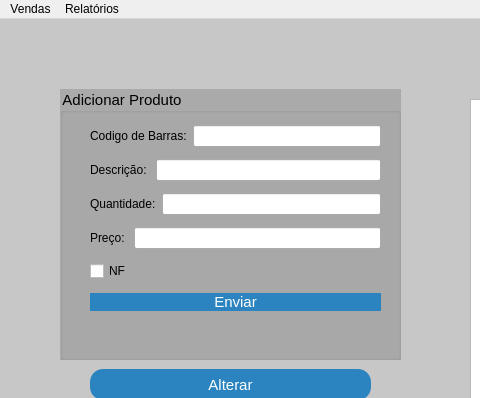
This is mainwindow.ui in GabR36/QEstoqueLoja as Qt 5 draws it before an edit; both pictures show x 0 to 480 and y 0 to 398 of the 1200 by 643 pixel window. The edited form follows.
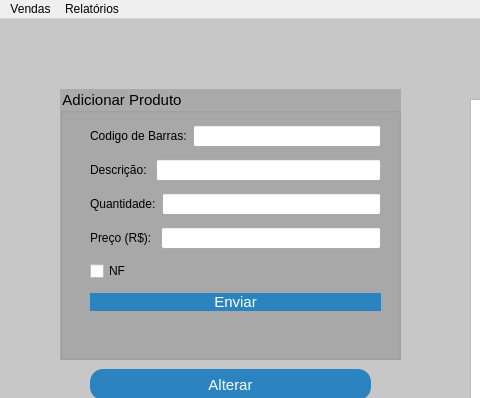
This is the edited form. Icons and pictures are not drawn.

Diff of the .ui file:
```diff
--- a/mainwindow.ui
+++ b/mainwindow.ui
@@ -197,7 +197,7 @@
         <item>
          <widget class="QLabel" name="label_4">
           <property name="text">
-           <string>Preço: </string>
+           <string>Preço (R$): </string>
           </property>
          </widget>
         </item>
```
Left out of the diff: 2 changed lines with no effect on the pictures.
